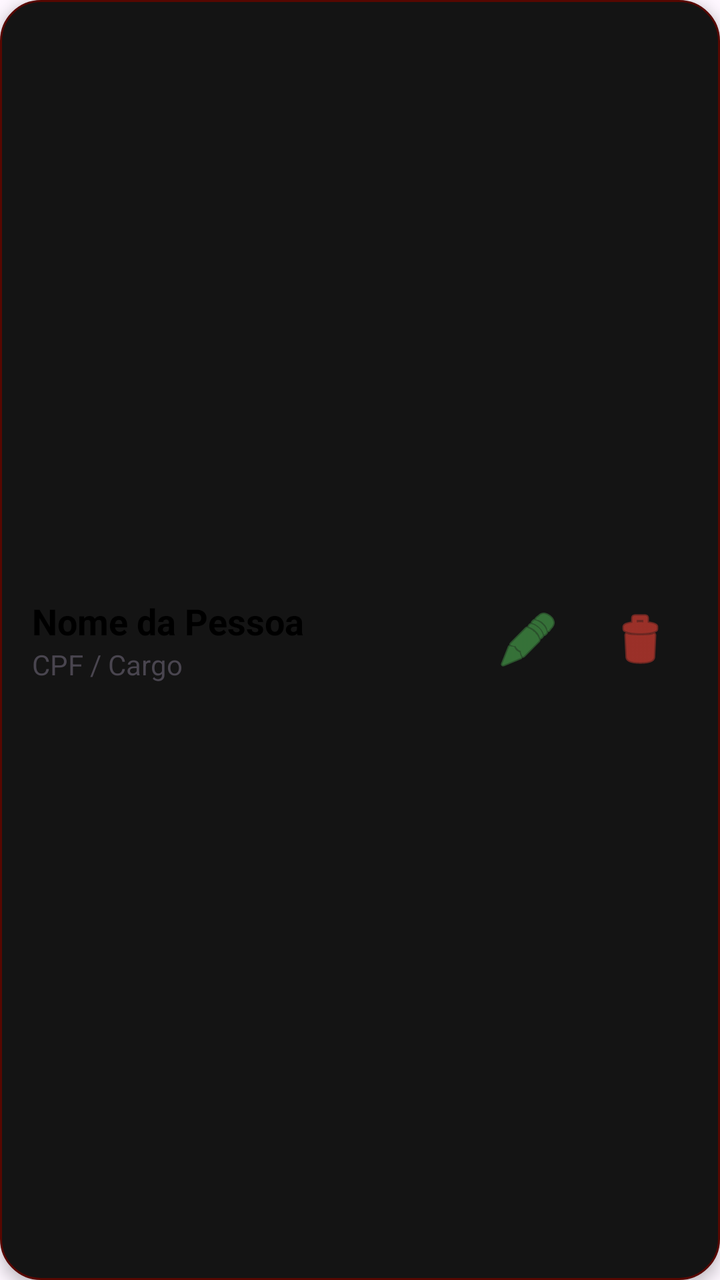
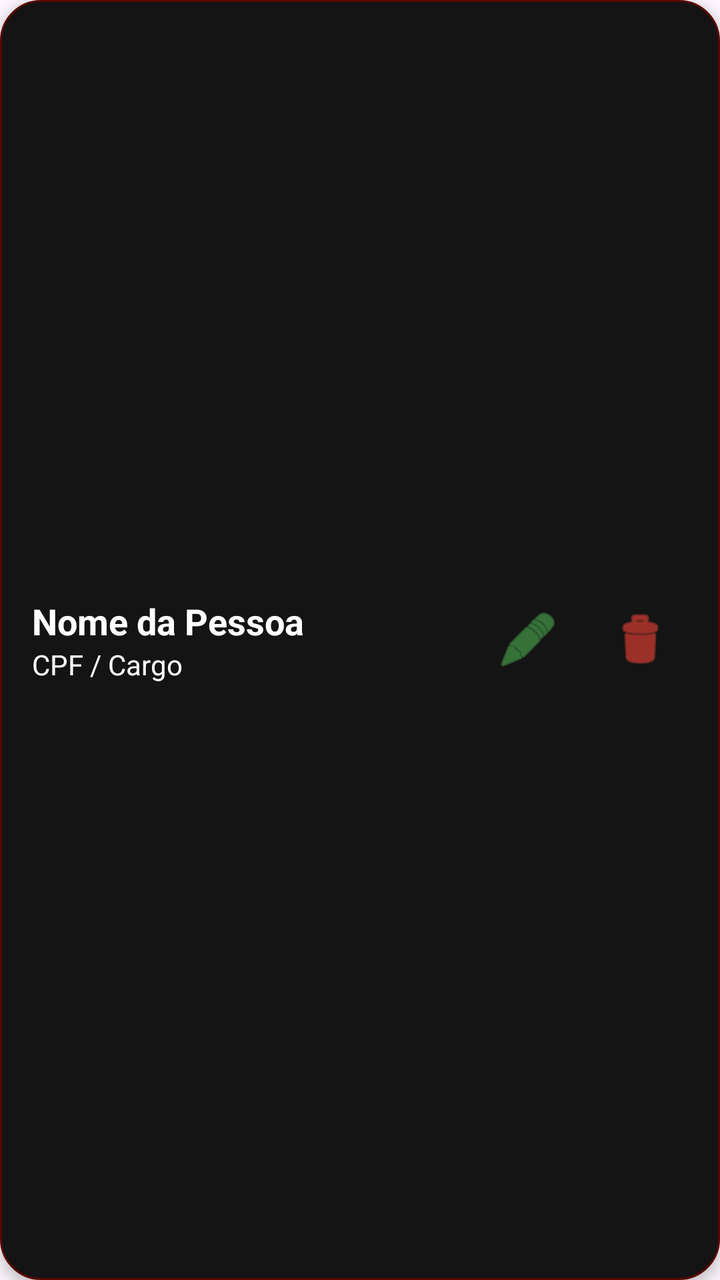

Two renders of the same Android screen: before a commit and after it. Below are the layout's source before the change and the commit's diff.
<!-- AndroidManifest.xml: application theme Theme.DLMTech -->
<!-- res/layout/item_usuario.xml -->
<?xml version="1.0" encoding="utf-8"?>
<LinearLayout xmlns:android="http://schemas.android.com/apk/res/android"
    android:layout_width="match_parent"
    android:layout_height="wrap_content"
    android:orientation="horizontal"
    android:padding="16dp"
    android:layout_margin="8dp"
    android:background="@drawable/bordacards"
    android:elevation="4dp"
    android:gravity="center_vertical">

    <LinearLayout
        android:layout_width="0dp"
        android:layout_height="wrap_content"
        android:layout_weight="1"
        android:orientation="vertical">

        <TextView
            android:id="@+id/txtNomeUsuario"
            android:layout_width="wrap_content"
            android:layout_height="wrap_content"
            android:text="@string/label_person_name"
            android:textSize="18sp"
            android:textStyle="bold"
            android:textColor="@android:color/black"/>

        <TextView
            android:id="@+id/txtInfoSecundaria"
            android:layout_width="wrap_content"
            android:layout_height="wrap_content"
            android:text="@string/label_cpf_role"
            android:textSize="14sp"/>
    </LinearLayout>

    <ImageButton
        android:id="@+id/btnEditarUsuario"
        android:layout_width="48dp"
        android:layout_height="48dp"
        android:layout_marginEnd="8dp"
        android:background="?attr/selectableItemBackgroundBorderless"
        android:src="@android:drawable/ic_menu_edit"
        android:contentDescription="@string/btn_edit"
        android:tint="#4CAF50"/>

    <ImageButton
        android:id="@+id/btnDeletarUsuario"
        android:layout_width="48dp"
        android:layout_height="48dp"
        android:background="?attr/selectableItemBackgroundBorderless"
        android:src="@android:drawable/ic_menu_delete"
        android:contentDescription="@string/btn_excluir"
        android:tint="#F44336"/>

</LinearLayout>
<!-- resources referenced by this layout -->
<resources>
  <!-- drawable bordacards (drawable) -->
  <?xml version="1.0" encoding="utf-8"?>
  <shape xmlns:android="http://schemas.android.com/apk/res/android"
      android:shape="rectangle">
      
      <solid android:color="#141414" />
  
      
      <corners android:radius="20dp" />
  
      
      <stroke
          android:width="1dp"
          android:color="#570701" />
  </shape>
  <string name="btn_edit">Editar</string>
  <string name="btn_excluir">Excluir</string>
  <string name="label_cpf_role">CPF / Cargo</string>
  <string name="label_person_name">Nome da Pessoa</string>
  <style name="Theme.DLMTech" parent="Base.Theme.DLMTech" />
  <style name="Base.Theme.DLMTech" parent="Theme.Material3.DayNight.NoActionBar">
          
          
      </style>
</resources>

<!-- the commit's change to res/layout/item_usuario.xml (unified diff, before → after) -->
@@ -22,14 +22,16 @@
             android:text="@string/label_person_name"
             android:textSize="18sp"
             android:textStyle="bold"
-            android:textColor="@android:color/black"/>
+            android:textColor="@android:color/white"/>
 
         <TextView
             android:id="@+id/txtInfoSecundaria"
             android:layout_width="wrap_content"
             android:layout_height="wrap_content"
             android:text="@string/label_cpf_role"
-            android:textSize="14sp"/>
+            android:textSize="14sp"
+            android:textColor="@android:color/white"/>
+
     </LinearLayout>
 
     <ImageButton
